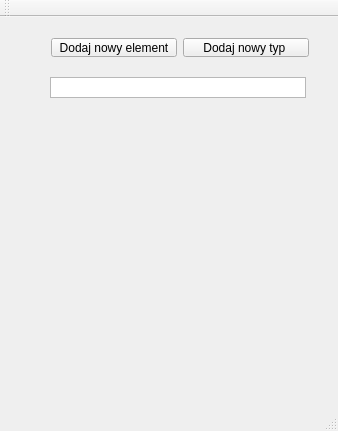
Above: mainwindow.ui from mszlachetka/spis before the change. Below: the same form after it.
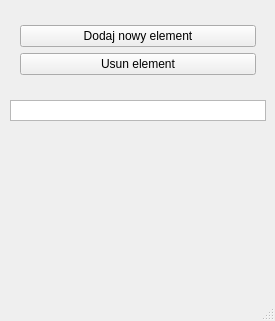
That is the form after the change.

Patch:
```diff
--- a/mainwindow.ui
+++ b/mainwindow.ui
@@ -6,45 +6,19 @@
    <rect>
     <x>0</x>
     <y>0</y>
-    <width>338</width>
-    <height>431</height>
+    <width>275</width>
+    <height>321</height>
    </rect>
   </property>
   <property name="windowTitle">
    <string>MainWindow</string>
   </property>
   <widget class="QWidget" name="centralWidget">
-   <widget class="QWidget" name="">
-    <property name="geometry">
-     <rect>
-      <x>40</x>
-      <y>10</y>
-      <width>280</width>
-      <height>41</height>
-     </rect>
-    </property>
-    <layout class="QHBoxLayout" name="horizontalLayout">
-     <item>
-      <widget class="QPushButton" name="pushButton">
-       <property name="text">
-        <string>Dodaj nowy element</string>
-       </property>
-      </widget>
-     </item>
-     <item>
-      <widget class="QPushButton" name="pushButton_2">
-       <property name="text">
-        <string>Dodaj nowy typ </string>
-       </property>
-      </widget>
-     </item>
-    </layout>
-   </widget>
    <widget class="QListWidget" name="listWidget">
     <property name="geometry">
      <rect>
-      <x>50</x>
-      <y>60</y>
+      <x>10</x>
+      <y>100</y>
       <width>256</width>
       <height>21</height>
      </rect>
@@ -56,6 +30,36 @@
      </size>
     </property>
    </widget>
+   <widget class="QWidget" name="">
+    <property name="geometry">
+     <rect>
+      <x>9</x>
+      <y>9</y>
+      <width>258</width>
+      <height>83</height>
+     </rect>
+    </property>
+    <layout class="QVBoxLayout" name="verticalLayout_2">
+     <item>
+      <layout class="QVBoxLayout" name="verticalLayout">
+       <item>
+        <widget class="QPushButton" name="pushButton">
+         <property name="text">
+          <string>Dodaj nowy element</string>
+         </property>
+        </widget>
+       </item>
+       <item>
+        <widget class="QPushButton" name="pushButton_2">
+         <property name="text">
+          <string>Usun element</string>
+         </property>
+        </widget>
+       </item>
+      </layout>
+     </item>
+    </layout>
+   </widget>
   </widget>
   <widget class="QMenuBar" name="menuBar">
    <property name="geometry">
@@ -67,14 +71,6 @@
     </rect>
    </property>
   </widget>
-  <widget class="QToolBar" name="mainToolBar">
-   <attribute name="toolBarArea">
-    <enum>TopToolBarArea</enum>
-   </attribute>
-   <attribute name="toolBarBreak">
-    <bool>false</bool>
-   </attribute>
-  </widget>
   <widget class="QStatusBar" name="statusBar"/>
  </widget>
  <layoutdefault spacing="6" margin="11"/>
```
Left out of the diff: 2 changed lines with no effect on the pictures.
